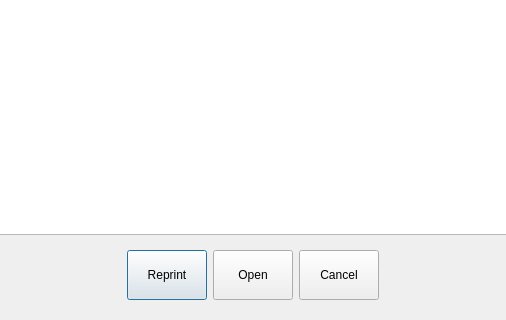
Above: Smart/dlgmemoryread.ui from End1-1/Cafe5 before the change; both pictures show x 168 to 674 and y 267 to 587 of the 841 by 587 pixel window. Below: the same form after it.
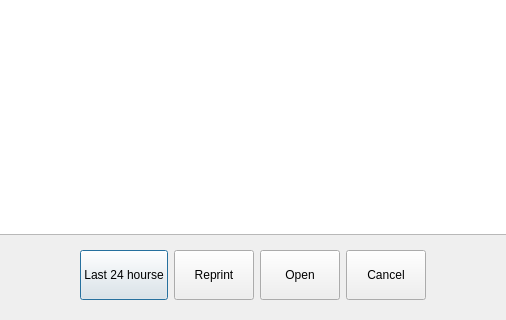
That is the form after the change.

```diff
--- a/Smart/dlgmemoryread.ui
+++ b/Smart/dlgmemoryread.ui
@@ -56,6 +56,19 @@
         </property>
        </spacer>
       </item>
+      <item>
+       <widget class="QPushButton" name="btnOpen_2">
+        <property name="minimumSize">
+         <size>
+          <width>0</width>
+          <height>50</height>
+         </size>
+        </property>
+        <property name="text">
+         <string>Last 24 hourse</string>
+        </property>
+       </widget>
+      </item>
       <item>
        <widget class="QPushButton" name="btnReprint">
         <property name="minimumSize">
```
